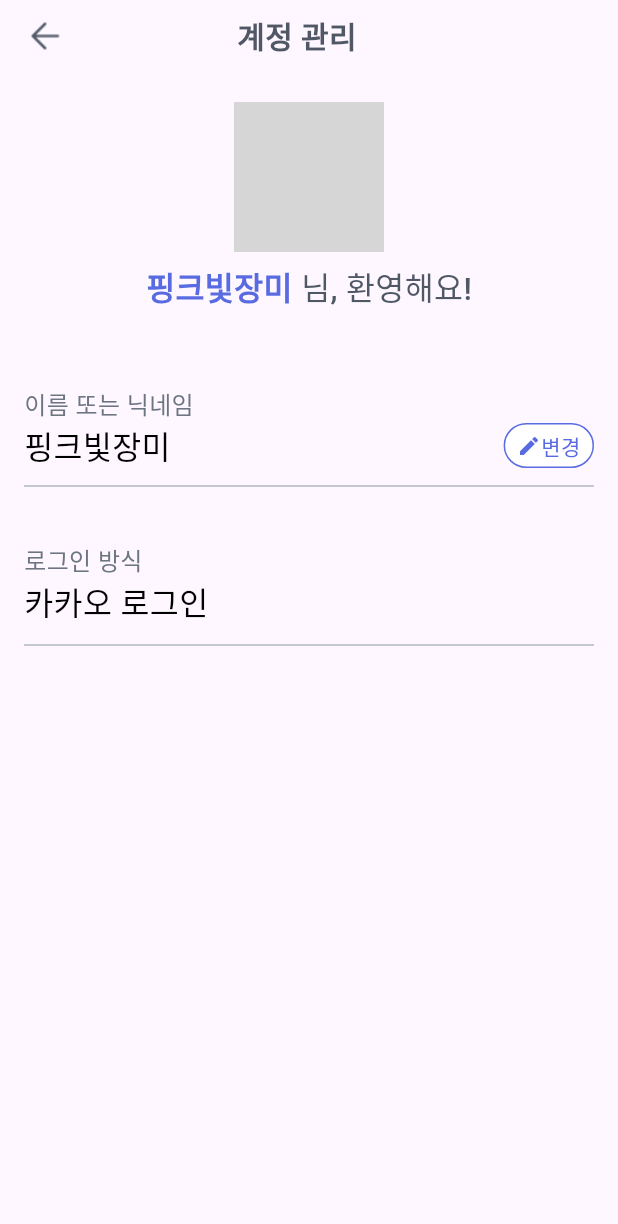
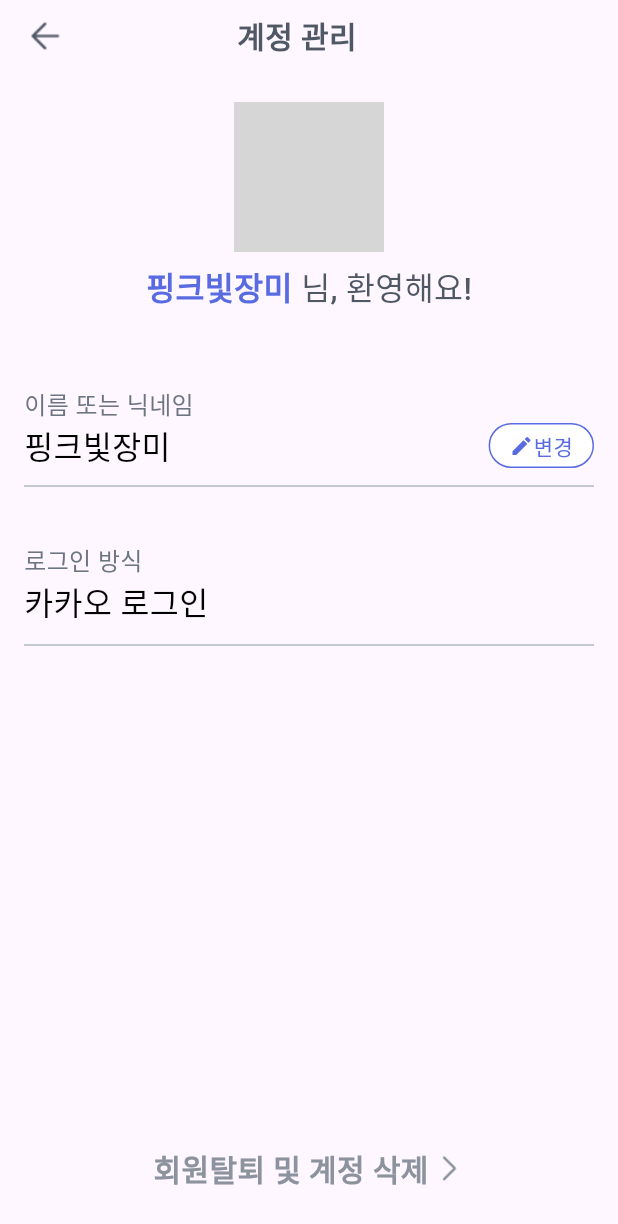
Before and after one commit to jaekyung-you/seenear_flutter, a Flutter app: the screen it shows after launch, on a phone screen of 412 x 824 dp. Shown: the top 1224 px of the screen. Run offline on Flutter 3.47's test engine with Material 2 defaults, Android fonts, the phone set to English and light mode, and no system bars; drawn by our look-alikes of styled_text; our stand-ins replace get; missing offline and left inert: kakao_flutter_sdk_user; network calls fail; grey boxes are pictures that could not be loaded.

Commit message:
계정 관리 화면 UI 수정, 컨트롤러 로직 연결

```diff
--- a/lib/const/design_system/rounded_widget.dart
+++ b/lib/const/design_system/rounded_widget.dart
@@ -8,6 +8,7 @@ class RoundedWidget extends StatelessWidget {
   final String? image;
   final Color? imageColor;
   final IconData? icon;
+  final double horizontalPadding;
   final Function()? onTap;
 
   const RoundedWidget(
@@ -18,6 +19,7 @@ class RoundedWidget extends StatelessWidget {
       this.borderColor,
       this.image,
       this.icon,
+      this.horizontalPadding = 8,
       this.onTap,
       this.imageColor});
 
@@ -28,7 +30,7 @@ class RoundedWidget extends StatelessWidget {
         if (onTap != null) onTap!();
       },
       child: Container(
-        padding: const EdgeInsets.symmetric(horizontal: 8.0, vertical: 4.0),
+        padding: EdgeInsets.symmetric(horizontal: horizontalPadding, vertical: 4.0),
         decoration: BoxDecoration(
           border: borderColor != null ? Border.all(color: borderColor!) : null,
           borderRadius: BorderRadius.circular(20.0),
@@ -51,7 +53,7 @@ class RoundedWidget extends StatelessWidget {
               ),
             Text(
               text,
-              style: TextStyle(fontSize: 14, color: fgColor),
+              style: TextStyle(fontSize: 14, color: fgColor, fontWeight: FontWeight.w500),
             ),
           ],
         ),
--- /dev/null
+++ b/lib/presentation/my_page/controller/my_page_setting_controller.dart
@@ -0,0 +1,16 @@
+import 'package:get/get.dart';
+
+class MyPageSettingController extends GetxController {
+
+  void onTapEditProfileImage() {
+
+  }
+
+  void onTapEditNickname() {
+
+  }
+
+  void onTapDeactiveAccount() {
+
+  }
+}
--- a/lib/presentation/my_page/widget/my_setting_menu/my_account_screen.dart
+++ b/lib/presentation/my_page/widget/my_setting_menu/my_account_screen.dart
@@ -34,7 +34,11 @@ class MyAccountScreen extends GetView<MyPageSettingController> {
                         'https://picsum.photos/200/303',
                       ),
                     ),
-                    Container(
+                    InkWell(
+                      onTap: () {
+                        controller.onTapEditProfileImage();
+                      },
+                      child: Container(
                         padding: const EdgeInsets.all(4.0),
                         width: 30,
                         height: 30,
@@ -46,6 +50,7 @@ class MyAccountScreen extends GetView<MyPageSettingController> {
                           Icons.edit,
                           color: Colors.white,
                           size: 18,
+                        ),
                       ),
                     ),
                   ],
@@ -81,7 +86,11 @@ class MyAccountScreen extends GetView<MyPageSettingController> {
                       style: TextStyle(fontWeight: FontWeight.w500, color: Colors.black, fontSize: 21),
                     ),
                     const Spacer(),
-                    RoundedWidget(
+                    InkWell(
+                      onTap: () {
+                        controller.onTapEditNickname();
+                      },
+                      child: RoundedWidget(
                         text: '변경',
                         bgColor: Colors.white,
                         fgColor: SeenearColor.blue60,
@@ -89,6 +98,7 @@ class MyAccountScreen extends GetView<MyPageSettingController> {
                         imageColor: SeenearColor.blue60,
                         horizontalPadding: 13.0,
                         icon: Icons.edit,
+                      ),
                     ),
                   ],
                 ),
@@ -115,7 +125,32 @@ class MyAccountScreen extends GetView<MyPageSettingController> {
                   thickness: 1,
                 ),
               ],
+            ),
+            const Spacer(),
+            InkWell(
+              onTap: () {
+                controller.onTapDeactiveAccount();
+              },
+              child: Row(
+                mainAxisAlignment: MainAxisAlignment.center,
+                crossAxisAlignment: CrossAxisAlignment.center,
+                children: [
+                  Text(
+                    '회원탈퇴 및 계정 삭제',
+                    style: TextStyle(fontWeight: FontWeight.w600, fontSize: 20, color: SeenearColor.grey30),
+                  ),
+                  const SizedBox(
+                    width: 4,
+                  ),
+                  Image.asset(
+                    'assets/images/arrow_right.png',
+                    color: SeenearColor.grey30,
+                    height: 20,
                   )
+                ],
+              ),
+            ),
+            const SizedBox(height: 30,),
           ],
         ),
       ),
```
Lines whose indentation alone changed are shown as unchanged.
